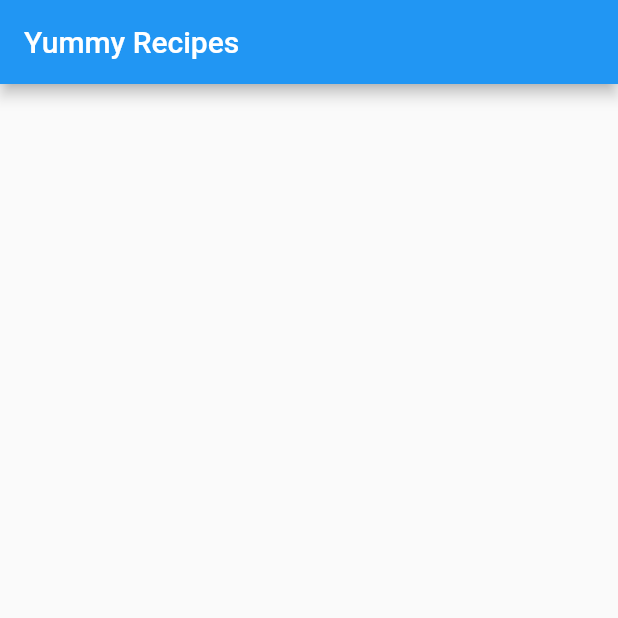
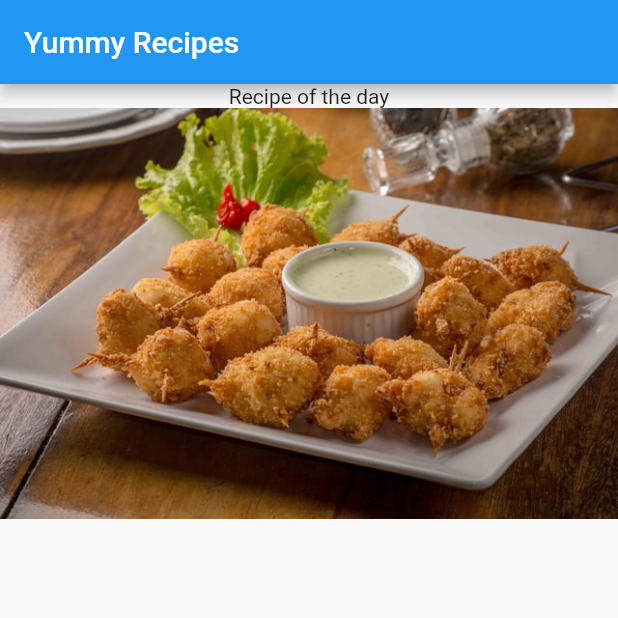
Before and after one commit to djaldave/flutter_widgets-Remake, a Flutter app: the screen it shows after launch, on a phone screen of 412 x 824 dp, the top half of it. Run offline on Flutter 3.47's test engine with Material 2 defaults, Android fonts, the phone set to English and light mode, and no system bars.

Commit message:
text and images

```diff
--- a/lib/homepage.dart
+++ b/lib/homepage.dart
@@ -9,7 +9,10 @@ class HomePage extends StatelessWidget {
       ),
       body: Container(
         child: Column(
-          children: [],
+          children: [
+            Text("Recipe of the day"),
+            Image.asset('assets/images/friedchicken.jpg'),
+          ],
         ),
       ),
     );
--- a/pubspec.yaml
+++ b/pubspec.yaml
@@ -45,8 +45,8 @@ flutter:
   uses-material-design: true
 
   # To add assets to your application, add an assets section, like this:
-  # assets:
-  #   - images/a_dot_burr.jpeg
+  assets:
+    - assets/images/
   #   - images/a_dot_ham.jpeg
 
   # An image asset can refer to one or more resolution-specific "variants", see
```
Also changed, not shown: assets/images/friedchicken.jpg (added).
